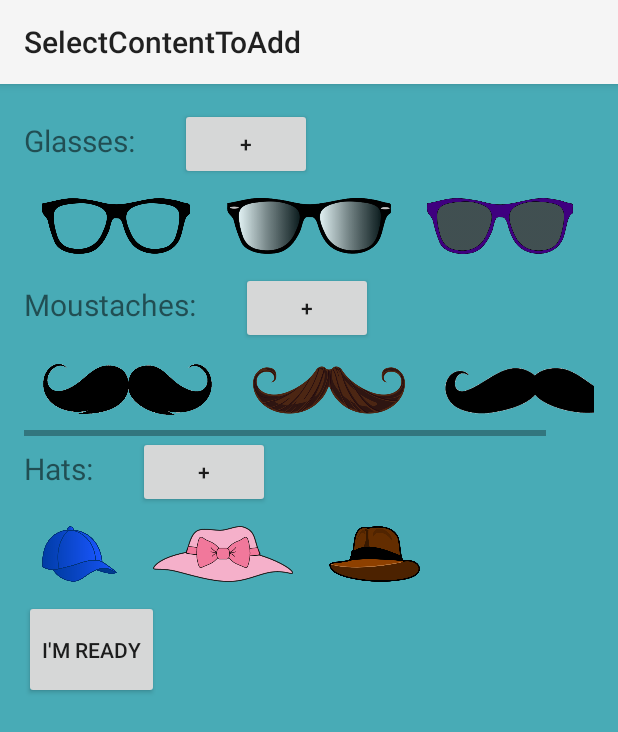
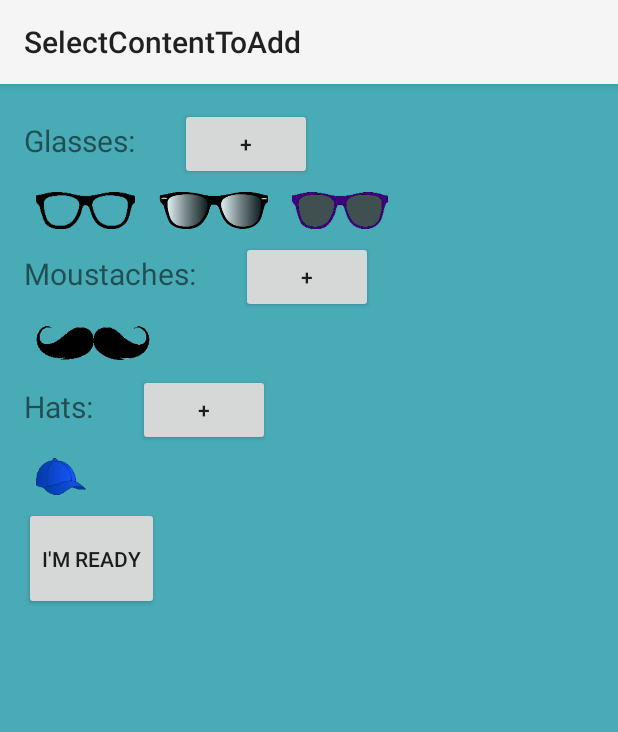
Before and after one commit to alexrakowski/photo-editor, an Android app: the SelectContentToAdd screen opened directly, with no data from a screen before it, on a phone screen of 412 x 824 dp. Shown: the top 732 px of the screen. Run offline under Robolectric (Android 15) with nearby library versions, the phone set to English and light mode, and no system bars; libraries missing offline, so code that uses them is left out: com.facebook.

Commit message:
Bitmap OOM fix
Long story short - the default content (hardcoded in the xml layout
file) was causing Out of Memory errors due to its high resolution - it
is decoded from resources now

```diff
--- a/app/src/main/AndroidManifest.xml
+++ b/app/src/main/AndroidManifest.xml
@@ -49,7 +49,8 @@
         <activity
             android:name=".activities.Gallery"
             android:label="@string/title_activity_gallery"
-            android:screenOrientation="portrait" >
+            android:screenOrientation="portrait"
+            android:noHistory="true">
             <meta-data
                 android:name="android.support.PARENT_ACTIVITY"
                 android:value="projekt_android.photoeditor.MainMenu" />
--- a/app/src/main/java/projekt_android/photoeditor/Utils.java
+++ b/app/src/main/java/projekt_android/photoeditor/Utils.java
@@ -93,6 +93,7 @@ public class Utils {
         BitmapFactory.decodeFile(path, options);
 
         // Calculate inSampleSize
+        options.inPreferredConfig = Bitmap.Config.RGB_565;
         options.inSampleSize = calculateInSampleSize(options, reqWidth, reqHeight);
 
         // Decode bitmap with inSampleSize set
@@ -104,8 +105,13 @@ public class Utils {
         final BitmapFactory.Options options = new BitmapFactory.Options();
 
         options.inJustDecodeBounds = true;
+        options.inPreferredConfig = Bitmap.Config.RGB_565;
+
         BitmapFactory.decodeResource(res, id, options);
         options.inSampleSize = Utils.calculateInSampleSize(options, reqWidth, reqHeight);
+        //TODO: sdk version 'if'
+        options.inInputShareable = true;
+        options.inPurgeable = true;
 
         options.inJustDecodeBounds = false;
         return BitmapFactory.decodeResource(res, id, options);
--- a/app/src/main/java/projekt_android/photoeditor/activities/SelectContentToAdd.java
+++ b/app/src/main/java/projekt_android/photoeditor/activities/SelectContentToAdd.java
@@ -13,6 +13,8 @@ import android.util.Log;
 import android.view.Menu;
 import android.view.MenuItem;
 import android.view.View;
+import android.view.ViewGroup;
+import android.widget.AdapterView;
 import android.widget.ImageView;
 import android.widget.LinearLayout;
 
@@ -171,12 +173,35 @@ public class SelectContentToAdd extends Activity {
     }
 
     public void addImgToLayout (String url, LinearLayout layout, Object tag) {
-        ImageView view = new ImageView(this);
         File imageFile = new File(url);
         if (imageFile.exists()) {
             try {
+                final BitmapFactory.Options options = new BitmapFactory.Options();
+                options.inJustDecodeBounds = false;
+                options.inSampleSize = 4;
+                if (true){
+                    //TODO: sdk 'if'
+                    options.inPurgeable = true;
+                    options.inInputShareable = true;
+                }
                 Bitmap bitmap = BitmapFactory.decodeFile(imageFile.getAbsolutePath());
+                addBitmapToLayout(bitmap, layout, tag);
+            }
+            catch (Exception e)
+            {
+                Utils.showShortToast(getApplicationContext(), "Encountered an exception while loading image " + imageFile.getAbsolutePath());
+                Utils.showShortToast(getApplicationContext(),e.getMessage());
+            }
+        }
+    }
 
+    private void addResourceImageToLayout(int id, LinearLayout linearLayout, Object tag){
+        Bitmap bitmap = Utils.decodeSampledBitmapFromResource(getResources(), id, 45, 45);
+        addBitmapToLayout(bitmap, linearLayout, tag);
+    }
+
+    private void addBitmapToLayout(Bitmap bitmap, LinearLayout linearLayout, Object tag){
+        ImageView view = new ImageView(this);
         view.setImageBitmap(bitmap);
         LinearLayout.LayoutParams params = new LinearLayout.LayoutParams(LinearLayout.LayoutParams.WRAP_CONTENT, 45);
         params.setMargins(8, 8, 8, 8);
@@ -189,16 +214,9 @@ public class SelectContentToAdd extends Activity {
                 imageClick(view);
             }
         });
-                view.setTag(tag);
+        //view.setTag(tag);
 
-                layout.addView(view);
-            }
-            catch (Exception e)
-            {
-                Utils.showShortToast(getApplicationContext(), "Encountered an exception while loading image " + imageFile.getAbsolutePath());
-                Utils.showShortToast(getApplicationContext(),e.getMessage());
-            }
-        }
+        linearLayout.addView(view);
     }
 
     private void selectImageFromMemory(int code) {
@@ -241,16 +259,47 @@ public class SelectContentToAdd extends Activity {
     // GO TO NEXT ACTIVITY
     public void startImageConfirmal(View view){
         editPhoto();
-        //Intent intent = new Intent(this, PhotoEditionConfirmal.class);
         Intent intent = new Intent(this, MoveContent.class);
         startActivity(intent);
+        finish();
     }
 
+    @Override
+    protected void onStop(){
+        super.onStop();
+        cleanup();
+    }
+
+    private void cleanup(){
+        unbindDrawables(findViewById(R.id.contentLayout));
+        System.gc();
+    }
+
+    private void unbindDrawables(View view) {
+        if (view.getBackground() != null)
+            view.getBackground().setCallback(null);
+
+        if (view instanceof ImageView) {
+            ImageView imageView = (ImageView) view;
+            Bitmap bitmap = ((BitmapDrawable)((ImageView) view).getDrawable()).getBitmap();
+            bitmap.recycle();
+            imageView.setImageBitmap(null);
+        } else if (view instanceof ViewGroup) {
+            ViewGroup viewGroup = (ViewGroup) view;
+            for (int i = 0; i < viewGroup.getChildCount(); i++)
+                unbindDrawables(viewGroup.getChildAt(i));
+
+            if (!(view instanceof AdapterView))
+                viewGroup.removeAllViews();
+        }
+    }
 
     @Override
     protected void onCreate(Bundle savedInstanceState) {
         super.onCreate(savedInstanceState);
         setContentView(R.layout.activity_select_content_to_add);
+
+        setDefaultContents();
 
         glassesSource = new GlassesDataSource(getApplication());
         glassesSource.open();
@@ -273,6 +322,19 @@ public class SelectContentToAdd extends Activity {
         for(String url : moustachesUrls) {
             addImgToLayout(url, (LinearLayout) findViewById(R.id.moustachesLayout), "hat");
         }
+    }
+
+    private void setDefaultContents(){
+        LinearLayout glassesLayout = (LinearLayout) findViewById(R.id.glassesLayout);
+        addResourceImageToLayout(R.drawable.glassesplain1, glassesLayout, "glasses");
+        addResourceImageToLayout(R.drawable.glassessun1, glassesLayout, "glasses");
+        addResourceImageToLayout(R.drawable.glassessun2, glassesLayout, "glasses");
+
+        LinearLayout hatsLayout = (LinearLayout) findViewById(R.id.hatsLayout);
+        addResourceImageToLayout(R.drawable.hat1, hatsLayout, "hat");
+
+        LinearLayout moustachesLayout = (LinearLayout) findViewById(R.id.moustachesLayout);
+        addResourceImageToLayout(R.drawable.moustache1, moustachesLayout, "moustache");
     }
 
     @Override
--- a/app/src/main/java/projekt_android/photoeditor/face_editing/FaceEditor.java
+++ b/app/src/main/java/projekt_android/photoeditor/face_editing/FaceEditor.java
@@ -30,7 +30,7 @@ public class FaceEditor {
         FaceDetector fd = new FaceDetector(bmp.getWidth(), bmp.getHeight(), MAX_FACES);
         FaceDetector.Face[] faces = new FaceDetector.Face[MAX_FACES];
 
-        bmp = bmp.copy(Bitmap.Config.RGB_565, false);
+        //bmp = bmp.copy(Bitmap.Config.RGB_565, false);
         int faces_found_count = fd.findFaces(bmp, faces);
 
         //TODO: change the confidence
--- a/app/src/main/res/layout/activity_select_content_to_add.xml
+++ b/app/src/main/res/layout/activity_select_content_to_add.xml
@@ -16,6 +16,7 @@
         android:layout_alignParentTop="true"
         android:layout_alignParentLeft="true"
         android:layout_alignParentStart="true"
+        android:id="@+id/contentLayout"
         android:weightSum="100">
 
         <LinearLayout
@@ -49,32 +50,6 @@
                 android:layout_height="wrap_content"
                 android:id="@+id/glassesLayout">
 
-                <ImageView
-                    android:layout_width="wrap_content"
-                    android:layout_height="45dp"
-                    android:adjustViewBounds="true"
-                    android:layout_margin="8dp"
-                    android:padding="4dp"
-                    android:onClick="imageClick"
-                    android:src="@drawable/glassesplain1"/>
-
-                <ImageView
-                    android:layout_width="wrap_content"
-                    android:layout_height="45dp"
-                    android:adjustViewBounds="true"
-                    android:layout_margin="8dp"
-                    android:padding="4dp"
-                    android:onClick="imageClick"
-                    android:src="@drawable/glassessun1"/>
-
-                <ImageView
-                    android:layout_width="wrap_content"
-                    android:layout_height="45dp"
-                    android:adjustViewBounds="true"
-                    android:layout_margin="8dp"
-                    android:padding="4dp"
-                    android:onClick="imageClick"
-                    android:src="@drawable/glassessun2"/>
 
             </LinearLayout>
 
@@ -110,32 +85,7 @@
                 android:layout_height="wrap_content"
                 android:id="@+id/moustachesLayout">
 
-                <ImageView
-                    android:layout_width="wrap_content"
-                    android:layout_height="45dp"
-                    android:adjustViewBounds="true"
-                    android:layout_margin="8dp"
-                    android:padding="4dp"
-                    android:onClick="imageClick"
-                    android:src="@drawable/moustache1"/>
 
-                <ImageView
-                    android:layout_width="wrap_content"
-                    android:layout_height="45dp"
-                    android:adjustViewBounds="true"
-                    android:layout_margin="8dp"
-                    android:padding="4dp"
-                    android:onClick="imageClick"
-                    android:src="@drawable/moustache2"/>
-
-                <ImageView
-                    android:layout_width="wrap_content"
-                    android:layout_height="45dp"
-                    android:adjustViewBounds="true"
-                    android:layout_margin="8dp"
-                    android:padding="4dp"
-                    android:onClick="imageClick"
-                    android:src="@drawable/moustache3"/>
 
             </LinearLayout>
 
@@ -171,32 +121,7 @@
                 android:layout_height="wrap_content"
                 android:id="@+id/hatsLayout">
 
-                <ImageView
-                    android:layout_width="wrap_content"
-                    android:layout_height="45dp"
-                    android:adjustViewBounds="true"
-                    android:layout_margin="8dp"
-                    android:padding="4dp"
-                    android:onClick="imageClick"
-                    android:src="@drawable/hat1"/>
 
-                <ImageView
-                    android:layout_width="wrap_content"
-                    android:layout_height="45dp"
-                    android:adjustViewBounds="true"
-                    android:layout_margin="8dp"
-                    android:padding="4dp"
-                    android:onClick="imageClick"
-                    android:src="@drawable/hat2"/>
-
-                <ImageView
-                    android:layout_width="wrap_content"
-                    android:layout_height="45dp"
-                    android:adjustViewBounds="true"
-                    android:layout_margin="8dp"
-                    android:padding="4dp"
-                    android:onClick="imageClick"
-                    android:src="@drawable/hat3"/>
 
             </LinearLayout>
 
```
Also changed, not shown: app/src/main/java/projekt_android/photoeditor/PhotoEditorApp.java (+12 -0 lines), app/src/main/java/projekt_android/photoeditor/activities/MainMenu.java (+39 -7 lines), 5 other files. Lines whose indentation alone changed are shown as unchanged.
